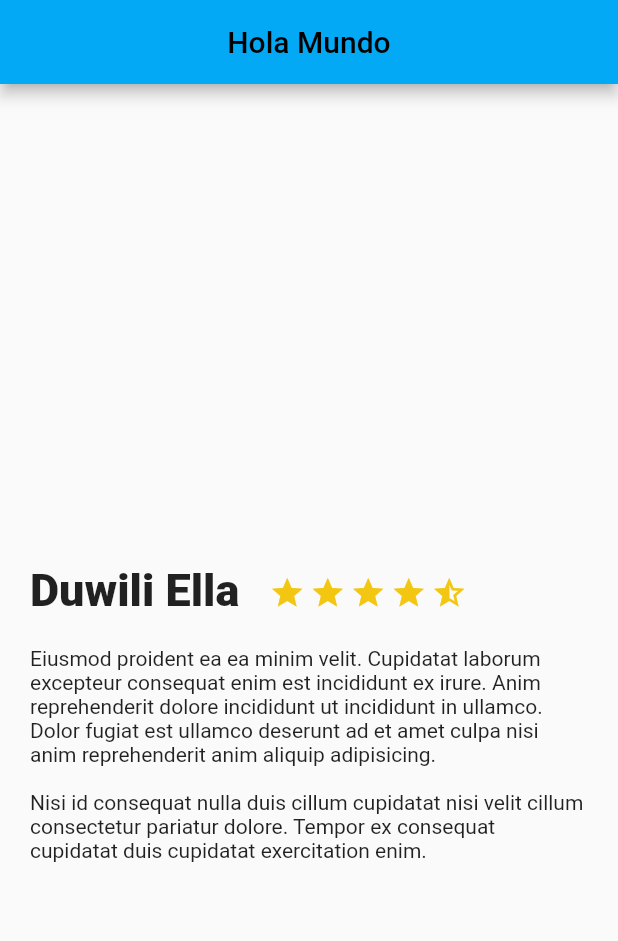
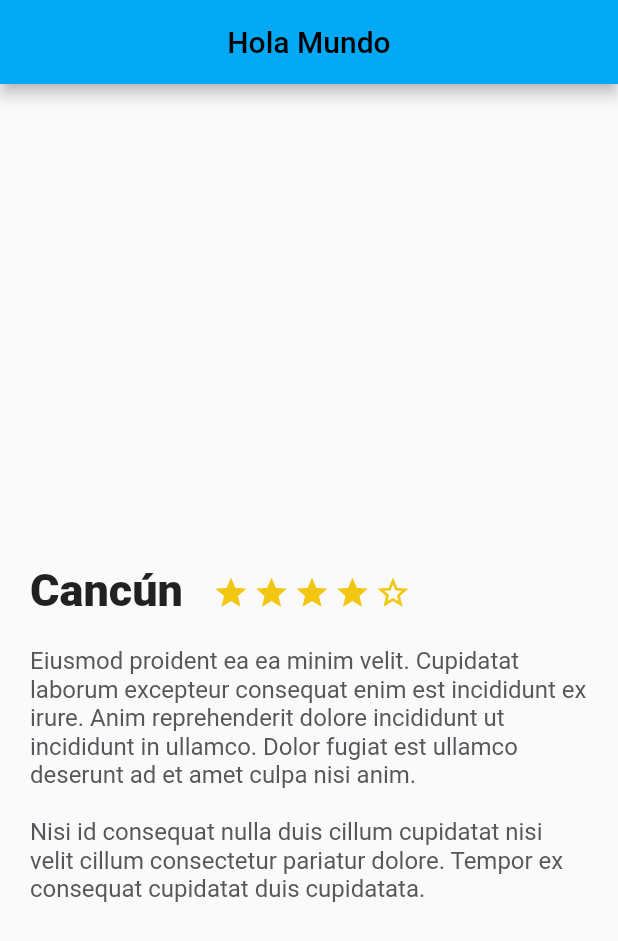
Before and after one commit to andresbadillo/app_demo_trips, a Flutter app: the screen it shows after launch, on a phone screen of 412 x 824 dp. Shown: the top 941 px of the screen. Run offline on Flutter 3.47's test engine with Material 2 defaults, Android fonts, the phone set to English and light mode, and no system bars.

Commit message:
Se mejoró el DesciptionPlace

```diff
--- a/lib/description_place.dart
+++ b/lib/description_place.dart
@@ -1,7 +1,13 @@
 import 'package:flutter/material.dart';
 
 class DescriptionPlace extends StatelessWidget {
-  const DescriptionPlace({Key? key}) : super(key: key);
+  const DescriptionPlace(
+      {Key? key, this.namePlace, this.stars, this.descriptionPlace})
+      : super(key: key);
+
+  final namePlace;
+  final stars;
+  final descriptionPlace;
 
   @override
   Widget build(BuildContext context) {
@@ -18,13 +24,24 @@ class DescriptionPlace extends StatelessWidget {
       ),
     );
 
-    final starMiddle = Container(
+    final starHalf = Container(
       margin: const EdgeInsets.only(
         top: 323.0,
         right: 3.0,
       ),
       child: const Icon(
         Icons.star_half,
+        color: Color(0xFFf2C611),
+      ),
+    );
+
+    final starBorder = Container(
+      margin: const EdgeInsets.only(
+        top: 323.0,
+        right: 3.0,
+      ),
+      child: const Icon(
+        Icons.star_border,
         color: Color(0xFFf2C611),
       ),
     );
@@ -37,9 +54,9 @@ class DescriptionPlace extends StatelessWidget {
             left: 20.0,
             right: 20.0,
           ),
-          child: const Text(
-            'Duwili Ella',
-            style: TextStyle(
+          child: Text(
+            namePlace,
+            style: const TextStyle(
               fontSize: 30.0,
               fontWeight: FontWeight.w900,
             ),
@@ -47,30 +64,31 @@ class DescriptionPlace extends StatelessWidget {
           ),
         ),
         Row(
-          children: [star, star, star, star, starMiddle],
+          children: [star, star, star, star, starBorder],
         )
       ],
     );
 
-    const description = Text(
-      'Eiusmod proident ea ea minim velit. Cupidatat laborum excepteur consequat enim est incididunt ex irure. Anim reprehenderit dolore incididunt ut incididunt in ullamco. Dolor fugiat est ullamco deserunt ad et amet culpa nisi anim reprehenderit anim aliquip adipisicing.\n \nNisi id consequat nulla duis cillum cupidatat nisi velit cillum consectetur pariatur dolore. Tempor ex consequat cupidatat duis cupidatat exercitation enim.',
-      style: TextStyle(
-        fontSize: 14.0,
+    final description = Container(
+      margin: const EdgeInsets.only(
+        top: 20.0,
+        right: 20.0,
+        left: 20.0,
       ),
-      textAlign: TextAlign.left,
+      child: Text(
+        descriptionPlace,
+        style: const TextStyle(
+            fontSize: 16.0,
+            fontWeight: FontWeight.normal,
+            color: Color(0xFF56575a)),
+        textAlign: TextAlign.left,
+      ),
     );
 
     final descriptionContainer = Column(
       children: [
         titleStar,
-        Container(
-          margin: const EdgeInsets.only(
-            top: 20.0,
-            left: 20.0,
-            right: 20.0,
-          ),
-          child: description,
-        ),
+        description,
       ],
     );
 
--- a/lib/main.dart
+++ b/lib/main.dart
@@ -8,6 +8,9 @@ void main() {
 
 class MyApp extends StatelessWidget {
   const MyApp({Key? key}) : super(key: key);
+
+  final descriptionDummy =
+      'Eiusmod proident ea ea minim velit. Cupidatat laborum excepteur consequat enim est incididunt ex irure. Anim reprehenderit dolore incididunt ut incididunt in ullamco. Dolor fugiat est ullamco deserunt ad et amet culpa nisi anim.\n \nNisi id consequat nulla duis cillum cupidatat nisi velit cillum consectetur pariatur dolore. Tempor ex consequat cupidatat duis cupidatata.';
 
   // This widget is the root of your application.
   @override
@@ -34,7 +37,10 @@ class MyApp extends StatelessWidget {
               centerTitle: true,
               title: const Text('Hola Mundo'),
             ),
-            body: const DescriptionPlace()));
+            body: DescriptionPlace(
+              namePlace: "Cancún",
+              descriptionPlace: descriptionDummy,
+            )));
   }
 
   // Widget imagen() {
```
Also changed, not shown: pubspec.yaml (+11 -11 lines).
